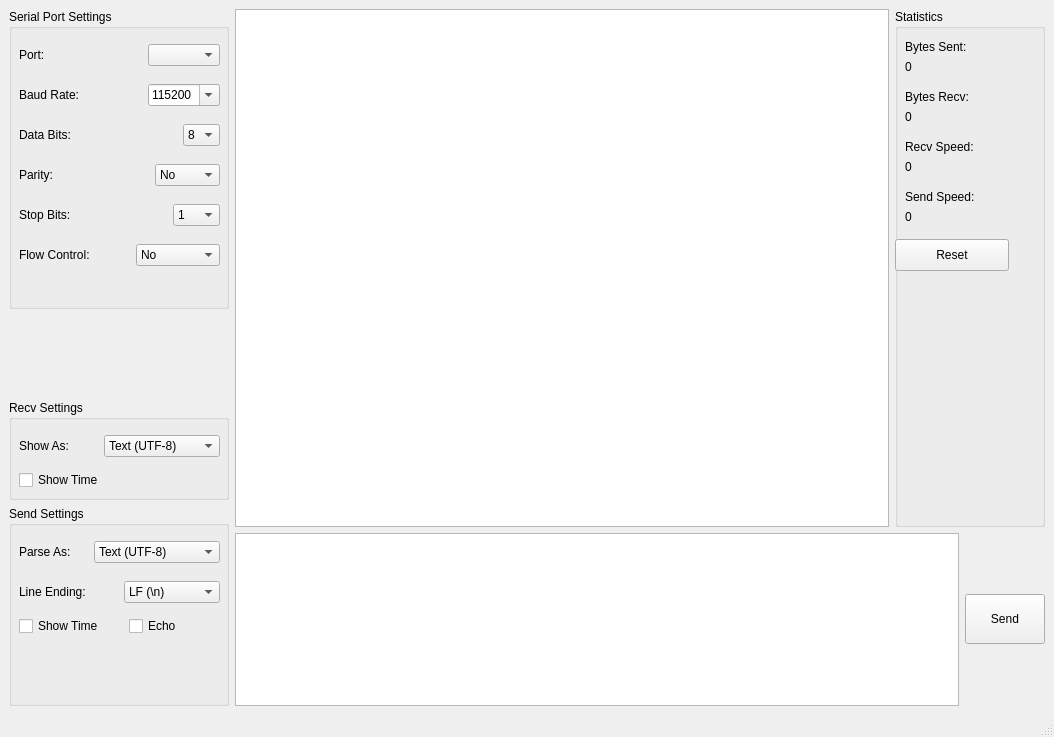
Qt form mainwindow.ui (tuna/QSerial) before a commit.
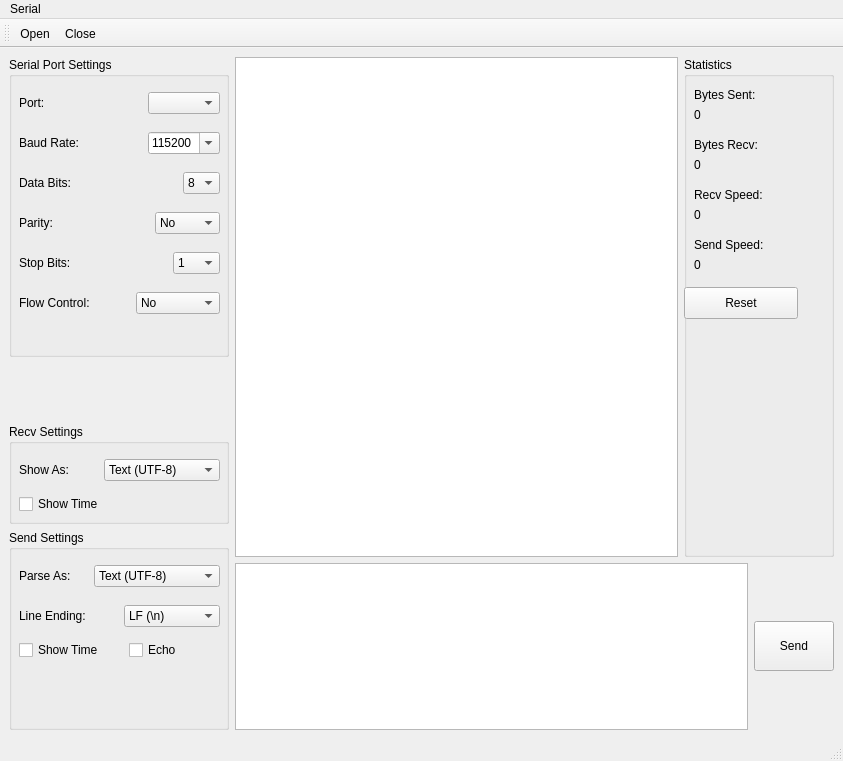
The same form after that commit.

Commit message: Add open and close in menu bar and tool bar

```diff
--- a/mainwindow.ui
+++ b/mainwindow.ui
@@ -6,8 +6,8 @@
    <rect>
     <x>0</x>
     <y>0</y>
-    <width>1054</width>
-    <height>737</height>
+    <width>843</width>
+    <height>761</height>
    </rect>
   </property>
   <property name="windowTitle">
@@ -846,12 +846,49 @@
     <rect>
      <x>0</x>
      <y>0</y>
-     <width>1054</width>
+     <width>843</width>
      <height>22</height>
     </rect>
    </property>
+   <widget class="QMenu" name="menuSerial">
+    <property name="title">
+     <string>Serial</string>
+    </property>
+    <addaction name="actionOpen"/>
+    <addaction name="actionClose"/>
+   </widget>
+   <addaction name="menuSerial"/>
   </widget>
   <widget class="QStatusBar" name="statusbar"/>
+  <widget class="QToolBar" name="toolBar">
+   <property name="windowTitle">
+    <string>toolBar</string>
+   </property>
+   <attribute name="toolBarArea">
+    <enum>TopToolBarArea</enum>
+   </attribute>
+   <attribute name="toolBarBreak">
+    <bool>false</bool>
+   </attribute>
+   <addaction name="actionOpen"/>
+   <addaction name="actionClose"/>
+  </widget>
+  <action name="actionOpen">
+   <property name="text">
+    <string>Open</string>
+   </property>
+   <property name="toolTip">
+    <string>Open serial port</string>
+   </property>
+  </action>
+  <action name="actionClose">
+   <property name="text">
+    <string>Close</string>
+   </property>
+   <property name="toolTip">
+    <string>Close serial port</string>
+   </property>
+  </action>
  </widget>
  <resources/>
  <connections>
```
Left out of the diff: 42 changed lines with no effect on the pictures. The commit also changes 2 other files.
